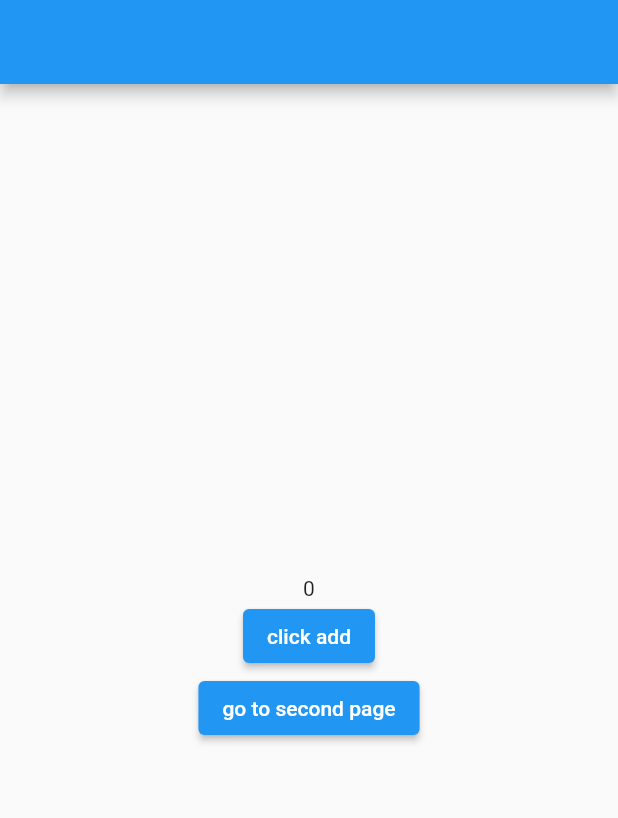
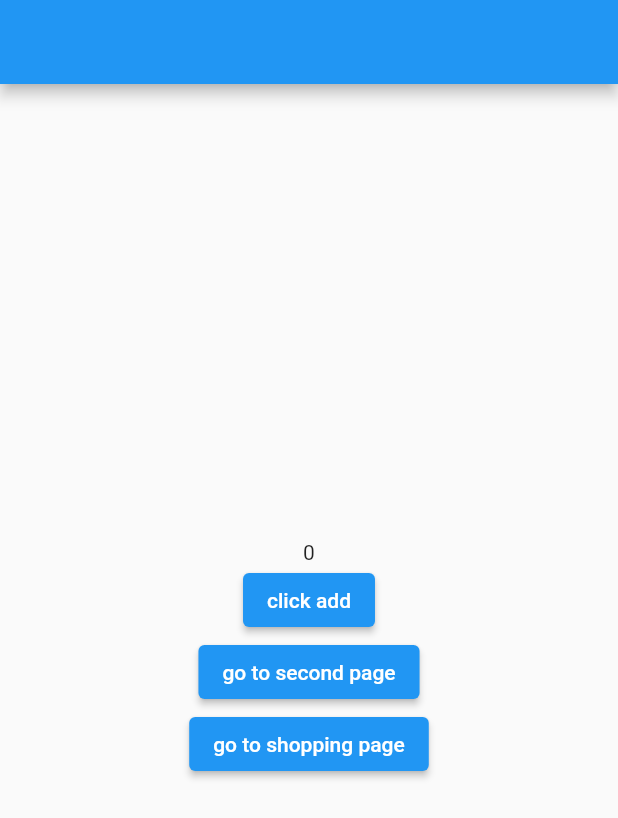
Before and after one commit to S-EmreCat/state-management-ex, a Flutter app: the screen it shows after launch, on a phone screen of 412 x 824 dp. Shown: the top 818 px of the screen. Run offline on Flutter 3.47's test engine with Material 2 defaults, Android fonts, the phone set to English and light mode, and no system bars; our stand-ins replace get.

Commit message:
getx shopping count controll

```diff
--- /dev/null
+++ b/lib/getx/controller/shopping_controller.dart
@@ -0,0 +1,6 @@
+import 'package:get/get.dart';
+
+class ShoppingController extends GetxController {
+  var quantity = 0.obs;
+  var total = 0.obs;
+}
--- a/lib/getx/getx_home.dart
+++ b/lib/getx/pages/getx_home.dart
@@ -30,6 +30,12 @@ class GetxHome extends StatelessWidget {
               },
               child: const Text("go to second page"),
             ),
+            ElevatedButton(
+              onPressed: () {
+                Get.toNamed("/shopping");
+              },
+              child: const Text("go to shopping page"),
+            ),
           ],
         ),
       ),
--- a/lib/getx/getx_page2.dart
+++ b/lib/getx/pages/getx_page2.dart
@@ -1,11 +1,12 @@
 import 'package:flutter/material.dart';
 import 'package:get/get.dart';
 
-import 'controller/getx_controller.dart';
+import '../controller/getx_controller.dart';
 
 class GetxPage2 extends StatelessWidget {
   GetxPage2({Key? key}) : super(key: key);
-  final MyGetxController _controller = Get.find();
+  final MyGetxController _controller = Get
+      .find(); // binding kullandığımız için find kullanımı Controller bulmak için yeterli.
 
   @override
   Widget build(BuildContext context) {
--- a/lib/main.dart
+++ b/lib/main.dart
@@ -1,10 +1,12 @@
 import 'package:flutter/material.dart';
 import 'package:get/get.dart';
+import 'package:statemanagement/getx/bindings/shopping_binding.dart';
 
 import 'getx/bindings/getx_page2_binding.dart';
-import 'getx/getx_home.dart';
+import 'getx/pages/getx_home.dart';
 import 'getx/bindings/getx_home_binding.dart';
-import 'getx/getx_page2.dart';
+import 'getx/pages/getx_page2.dart';
+import 'getx/pages/getx_shopping_page.dart';
 
 void main() => runApp(const MyApp());
 
@@ -27,6 +29,11 @@ class MyApp extends StatelessWidget {
           page: () => GetxPage2(),
           binding: MyGetxPage2Binding(),
         ),
+        GetPage(
+          name: "/shopping",
+          page: () => const ShoppingItem(),
+          binding: ShoppingBinding(),
+        ),
       ],
       title: 'Getx Home',
       home: GetxHome(),
```
Also changed, not shown: lib/getx/bindings/shopping_binding.dart (added, +13 -0 lines), lib/getx/pages/getx_shopping_page.dart (added, +57 -0 lines).
